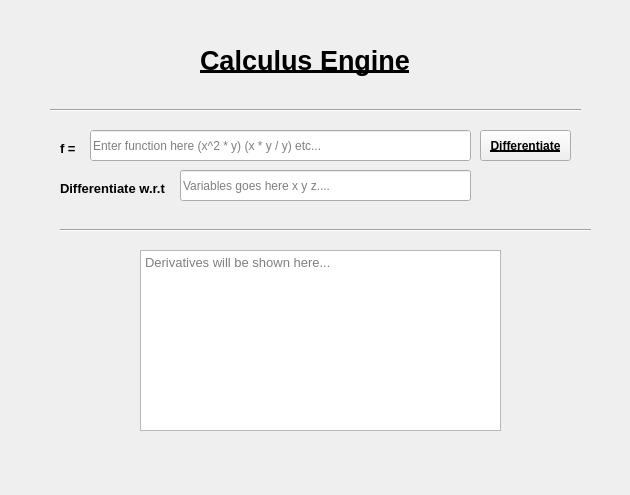
Above: mainwindow.ui from owaisahmadshah/calculus-engine before the change. Below: the same form after it.
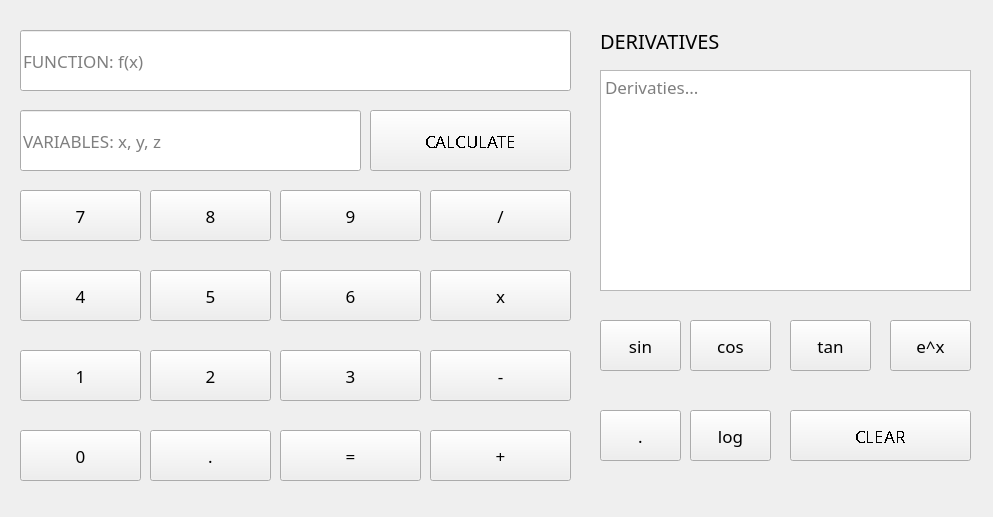
That is the form after the change.

```diff
--- a/mainwindow.ui
+++ b/mainwindow.ui
@@ -6,132 +6,111 @@
    <rect>
     <x>0</x>
     <y>0</y>
-    <width>630</width>
-    <height>495</height>
+    <width>993</width>
+    <height>517</height>
    </rect>
   </property>
+  <property name="font">
+   <font>
+    <family>Berlin Sans FB</family>
+    <pointsize>13</pointsize>
+   </font>
+  </property>
   <property name="windowTitle">
    <string>MainWindow</string>
   </property>
   <property name="autoFillBackground">
-   <bool>true</bool>
+   <bool>false</bool>
+  </property>
+  <property name="styleSheet">
+   <string notr="true"/>
   </property>
   <widget class="QWidget" name="centralwidget">
-   <widget class="QLabel" name="labelInput">
-    <property name="geometry">
-     <rect>
-      <x>60</x>
-      <y>140</y>
-      <width>21</width>
-      <height>16</height>
-     </rect>
-    </property>
-    <property name="font">
-     <font>
-      <pointsize>10</pointsize>
-      <bold>true</bold>
-     </font>
-    </property>
-    <property name="text">
-     <string>f =</string>
-    </property>
-   </widget>
    <widget class="QLineEdit" name="txtInputFunction">
     <property name="geometry">
      <rect>
-      <x>90</x>
-      <y>130</y>
-      <width>381</width>
-      <height>31</height>
+      <x>20</x>
+      <y>30</y>
+      <width>551</width>
+      <height>61</height>
      </rect>
     </property>
+    <property name="font">
+     <font>
+      <family>Berlin Sans FB</family>
+      <pointsize>13</pointsize>
+      <underline>false</underline>
+     </font>
+    </property>
     <property name="autoFillBackground">
-     <bool>true</bool>
+     <bool>false</bool>
     </property>
     <property name="placeholderText">
-     <string>Enter function here (x^2 * y) (x * y / y) etc...</string>
+     <string>FUNCTION: f(x)</string>
     </property>
    </widget>
    <widget class="QPushButton" name="btnCalculate">
     <property name="geometry">
      <rect>
-      <x>480</x>
-      <y>130</y>
-      <width>91</width>
-      <height>31</height>
+      <x>370</x>
+      <y>110</y>
+      <width>201</width>
+      <height>61</height>
      </rect>
     </property>
     <property name="font">
      <font>
-      <bold>true</bold>
-      <underline>true</underline>
+      <family>Berlin Sans FB</family>
+      <pointsize>13</pointsize>
+      <underline>false</underline>
+      <stylestrategy>NoAntialias</stylestrategy>
+      <kerning>true</kerning>
+      <hintingpreference>PreferDefaultHinting</hintingpreference>
+      <fontweight>DemiBold</fontweight>
      </font>
     </property>
     <property name="autoFillBackground">
      <bool>false</bool>
     </property>
     <property name="text">
-     <string>Differentiate</string>
-    </property>
-   </widget>
-   <widget class="Line" name="line">
-    <property name="geometry">
-     <rect>
-      <x>60</x>
-      <y>220</y>
-      <width>531</width>
-      <height>21</height>
-     </rect>
-    </property>
-    <property name="orientation">
-     <enum>Qt::Orientation::Horizontal</enum>
-    </property>
-   </widget>
-   <widget class="QLabel" name="labelInput_2">
-    <property name="geometry">
-     <rect>
-      <x>60</x>
-      <y>180</y>
-      <width>111</width>
-      <height>16</height>
-     </rect>
-    </property>
-    <property name="font">
-     <font>
-      <pointsize>10</pointsize>
-      <bold>true</bold>
-     </font>
-    </property>
-    <property name="text">
-     <string>Differentiate w.r.t</string>
+     <string>CALCULATE</string>
     </property>
    </widget>
    <widget class="QLineEdit" name="txtInputVariables">
     <property name="geometry">
      <rect>
-      <x>180</x>
-      <y>170</y>
-      <width>291</width>
-      <height>31</height>
+      <x>20</x>
+      <y>110</y>
+      <width>341</width>
+      <height>61</height>
      </rect>
     </property>
+    <property name="font">
+     <font>
+      <family>Berlin Sans FB</family>
+      <pointsize>13</pointsize>
+      <bold>false</bold>
+     </font>
+    </property>
     <property name="placeholderText">
-     <string>Variables goes here x y z....</string>
+     <string>VARIABLES: x, y, z</string>
     </property>
    </widget>
    <widget class="QPlainTextEdit" name="txtOutput">
     <property name="geometry">
      <rect>
-      <x>140</x>
-      <y>250</y>
-      <width>361</width>
-      <height>181</height>
+      <x>600</x>
+      <y>70</y>
+      <width>371</width>
+      <height>221</height>
      </rect>
     </property>
     <property name="font">
      <font>
-      <pointsize>10</pointsize>
-      <fontweight>DemiBold</fontweight>
+      <family>Berlin Sans FB</family>
+      <pointsize>13</pointsize>
+      <bold>false</bold>
+      <kerning>true</kerning>
      </font>
     </property>
     <property name="autoFillBackground">
@@ -144,41 +123,652 @@
      <bool>false</bool>
     </property>
     <property name="placeholderText">
-     <string>Derivatives will be shown here...</string>
+     <string>Derivaties...</string>
     </property>
    </widget>
-   <widget class="Line" name="line_2">
+   <widget class="QLabel" name="label">
     <property name="geometry">
      <rect>
-      <x>50</x>
-      <y>100</y>
-      <width>531</width>
-      <height>21</height>
-     </rect>
-    </property>
-    <property name="orientation">
-     <enum>Qt::Orientation::Horizontal</enum>
-    </property>
-   </widget>
-   <widget class="QLabel" name="labelInput_3">
-    <property name="geometry">
-     <rect>
-      <x>200</x>
-      <y>40</y>
-      <width>221</width>
+      <x>600</x>
+      <y>20</y>
+      <width>181</width>
       <height>41</height>
      </rect>
     </property>
     <property name="font">
      <font>
-      <pointsize>20</pointsize>
-      <bold>true</bold>
-      <underline>true</underline>
+      <family>Poppins</family>
+      <pointsize>15</pointsize>
+      <italic>false</italic>
       <strikeout>false</strikeout>
+      <stylestrategy>PreferDefault</stylestrategy>
+      <hintingpreference>PreferDefaultHinting</hintingpreference>
+      <fontweight>ExtraBold</fontweight>
      </font>
     </property>
     <property name="text">
-     <string>Calculus Engine</string>
+     <string>DERIVATIVES</string>
+    </property>
+   </widget>
+   <widget class="QPushButton" name="num7">
+    <property name="geometry">
+     <rect>
+      <x>20</x>
+      <y>190</y>
+      <width>121</width>
+      <height>51</height>
+     </rect>
+    </property>
+    <property name="font">
+     <font>
+      <family>Berlin Sans FB</family>
+      <pointsize>13</pointsize>
+      <underline>false</underline>
+      <stylestrategy>PreferDefault</stylestrategy>
+      <kerning>true</kerning>
+      <hintingpreference>PreferDefaultHinting</hintingpreference>
+      <fontweight>DemiBold</fontweight>
+     </font>
+    </property>
+    <property name="autoFillBackground">
+     <bool>false</bool>
+    </property>
+    <property name="text">
+     <string>7</string>
+    </property>
+   </widget>
+   <widget class="QPushButton" name="num8">
+    <property name="geometry">
+     <rect>
+      <x>150</x>
+      <y>190</y>
+      <width>121</width>
+      <height>51</height>
+     </rect>
+    </property>
+    <property name="font">
+     <font>
+      <family>Berlin Sans FB</family>
+      <pointsize>13</pointsize>
+      <underline>false</underline>
+      <stylestrategy>PreferDefault</stylestrategy>
+      <kerning>true</kerning>
+      <hintingpreference>PreferDefaultHinting</hintingpreference>
+      <fontweight>DemiBold</fontweight>
+     </font>
+    </property>
+    <property name="autoFillBackground">
+     <bool>false</bool>
+    </property>
+    <property name="text">
+     <string>8</string>
+    </property>
+   </widget>
+   <widget class="QPushButton" name="num9">
+    <property name="geometry">
+     <rect>
+      <x>280</x>
+      <y>190</y>
+      <width>141</width>
+      <height>51</height>
+     </rect>
+    </property>
+    <property name="font">
+     <font>
+      <family>Berlin Sans FB</family>
+      <pointsize>13</pointsize>
+      <underline>false</underline>
+      <stylestrategy>PreferDefault</stylestrategy>
+      <kerning>true</kerning>
+      <hintingpreference>PreferDefaultHinting</hintingpreference>
+      <fontweight>DemiBold</fontweight>
+     </font>
+    </property>
+    <property name="autoFillBackground">
+     <bool>false</bool>
+    </property>
+    <property name="text">
+     <string>9</string>
+    </property>
+   </widget>
+   <widget class="QPushButton" name="opDivide">
+    <property name="geometry">
+     <rect>
+      <x>430</x>
+      <y>190</y>
+      <width>141</width>
+      <height>51</height>
+     </rect>
+    </property>
+    <property name="font">
+     <font>
+      <family>Berlin Sans FB</family>
+      <pointsize>13</pointsize>
+      <underline>false</underline>
+      <stylestrategy>PreferDefault</stylestrategy>
+      <kerning>true</kerning>
+      <hintingpreference>PreferDefaultHinting</hintingpreference>
+      <fontweight>DemiBold</fontweight>
+     </font>
+    </property>
+    <property name="autoFillBackground">
+     <bool>false</bool>
+    </property>
+    <property name="text">
+     <string>/</string>
+    </property>
+   </widget>
+   <widget class="QPushButton" name="num5">
+    <property name="geometry">
+     <rect>
+      <x>150</x>
+      <y>270</y>
+      <width>121</width>
+      <height>51</height>
+     </rect>
+    </property>
+    <property name="font">
+     <font>
+      <family>Berlin Sans FB</family>
+      <pointsize>13</pointsize>
+      <underline>false</underline>
+      <stylestrategy>PreferDefault</stylestrategy>
+      <kerning>true</kerning>
+      <hintingpreference>PreferDefaultHinting</hintingpreference>
+      <fontweight>DemiBold</fontweight>
+     </font>
+    </property>
+    <property name="autoFillBackground">
+     <bool>false</bool>
+    </property>
+    <property name="text">
+     <string>5</string>
+    </property>
+   </widget>
+   <widget class="QPushButton" name="opMultiply">
+    <property name="geometry">
+     <rect>
+      <x>430</x>
+      <y>270</y>
+      <width>141</width>
+      <height>51</height>
+     </rect>
+    </property>
+    <property name="font">
+     <font>
+      <family>Berlin Sans FB</family>
+      <pointsize>13</pointsize>
+      <underline>false</underline>
+      <stylestrategy>PreferDefault</stylestrategy>
+      <kerning>true</kerning>
+      <hintingpreference>PreferDefaultHinting</hintingpreference>
+      <fontweight>DemiBold</fontweight>
+     </font>
+    </property>
+    <property name="autoFillBackground">
+     <bool>false</bool>
+    </property>
+    <property name="text">
+     <string>x</string>
+    </property>
+   </widget>
+   <widget class="QPushButton" name="num6">
+    <property name="geometry">
+     <rect>
+      <x>280</x>
+      <y>270</y>
+      <width>141</width>
+      <height>51</height>
+     </rect>
+    </property>
+    <property name="font">
+     <font>
+      <family>Berlin Sans FB</family>
+      <pointsize>13</pointsize>
+      <underline>false</underline>
+      <stylestrategy>PreferDefault</stylestrategy>
+      <kerning>true</kerning>
+      <hintingpreference>PreferDefaultHinting</hintingpreference>
+      <fontweight>DemiBold</fontweight>
+     </font>
+    </property>
+    <property name="autoFillBackground">
+     <bool>false</bool>
+    </property>
+    <property name="text">
+     <string>6</string>
+    </property>
+   </widget>
+   <widget class="QPushButton" name="num4">
+    <property name="geometry">
+     <rect>
+      <x>20</x>
+      <y>270</y>
+      <width>121</width>
+      <height>51</height>
+     </rect>
+    </property>
+    <property name="font">
+     <font>
+      <family>Berlin Sans FB</family>
+      <pointsize>13</pointsize>
+      <underline>false</underline>
+      <stylestrategy>PreferDefault</stylestrategy>
+      <kerning>true</kerning>
+      <hintingpreference>PreferDefaultHinting</hintingpreference>
+      <fontweight>DemiBold</fontweight>
+     </font>
+    </property>
+    <property name="autoFillBackground">
+     <bool>false</bool>
+    </property>
+    <property name="text">
+     <string>4</string>
+    </property>
+   </widget>
+   <widget class="QPushButton" name="num2">
+    <property name="geometry">
+     <rect>
+      <x>150</x>
+      <y>350</y>
+      <width>121</width>
+      <height>51</height>
+     </rect>
+    </property>
+    <property name="font">
+     <font>
+      <family>Berlin Sans FB</family>
+      <pointsize>13</pointsize>
+      <underline>false</underline>
+      <stylestrategy>PreferDefault</stylestrategy>
+      <kerning>true</kerning>
+      <hintingpreference>PreferDefaultHinting</hintingpreference>
+      <fontweight>DemiBold</fontweight>
+     </font>
+    </property>
+    <property name="autoFillBackground">
+     <bool>false</bool>
+    </property>
+    <property name="text">
+     <string>2</string>
+    </property>
+   </widget>
+   <widget class="QPushButton" name="opMinus">
+    <property name="geometry">
+     <rect>
+      <x>430</x>
+      <y>350</y>
+      <width>141</width>
+      <height>51</height>
+     </rect>
+    </property>
+    <property name="font">
+     <font>
+      <family>Berlin Sans FB</family>
+      <pointsize>13</pointsize>
+      <underline>false</underline>
+      <stylestrategy>PreferDefault</stylestrategy>
+      <kerning>true</kerning>
+      <hintingpreference>PreferDefaultHinting</hintingpreference>
+      <fontweight>DemiBold</fontweight>
+     </font>
+    </property>
+    <property name="autoFillBackground">
+     <bool>false</bool>
+    </property>
+    <property name="text">
+     <string>-</string>
+    </property>
+   </widget>
+   <widget class="QPushButton" name="num3">
+    <property name="geometry">
+     <rect>
+      <x>280</x>
+      <y>350</y>
+      <width>141</width>
+      <height>51</height>
+     </rect>
+    </property>
+    <property name="font">
+     <font>
+      <family>Berlin Sans FB</family>
+      <pointsize>13</pointsize>
+      <underline>false</underline>
+      <stylestrategy>PreferDefault</stylestrategy>
+      <kerning>true</kerning>
+      <hintingpreference>PreferDefaultHinting</hintingpreference>
+      <fontweight>DemiBold</fontweight>
+     </font>
+    </property>
+    <property name="autoFillBackground">
+     <bool>false</bool>
+    </property>
+    <property name="text">
+     <string>3</string>
+    </property>
+   </widget>
+   <widget class="QPushButton" name="num1">
+    <property name="geometry">
+     <rect>
+      <x>20</x>
+      <y>350</y>
+      <width>121</width>
+      <height>51</height>
+     </rect>
+    </property>
+    <property name="font">
+     <font>
+      <family>Berlin Sans FB</family>
+      <pointsize>13</pointsize>
+      <underline>false</underline>
+      <stylestrategy>PreferDefault</stylestrategy>
+      <kerning>true</kerning>
+      <hintingpreference>PreferDefaultHinting</hintingpreference>
+      <fontweight>DemiBold</fontweight>
+     </font>
+    </property>
+    <property name="autoFillBackground">
+     <bool>false</bool>
+    </property>
+    <property name="text">
+     <string>1</string>
+    </property>
+   </widget>
+   <widget class="QPushButton" name="opDot_2">
+    <property name="geometry">
+     <rect>
+      <x>150</x>
+      <y>430</y>
+      <width>121</width>
+      <height>51</height>
+     </rect>
+    </property>
+    <property name="font">
+     <font>
+      <family>Berlin Sans FB</family>
+      <pointsize>13</pointsize>
+      <underline>false</underline>
+      <stylestrategy>PreferDefault</stylestrategy>
+      <kerning>true</kerning>
+      <hintingpreference>PreferDefaultHinting</hintingpreference>
+      <fontweight>DemiBold</fontweight>
+     </font>
+    </property>
+    <property name="autoFillBackground">
+     <bool>false</bool>
+    </property>
+    <property name="text">
+     <string>.</string>
+    </property>
+   </widget>
+   <widget class="QPushButton" name="opPlus">
+    <property name="geometry">
+     <rect>
+      <x>430</x>
+      <y>430</y>
+      <width>141</width>
+      <height>51</height>
+     </rect>
+    </property>
+    <property name="font">
+     <font>
+      <family>Berlin Sans FB</family>
+      <pointsize>13</pointsize>
+      <underline>false</underline>
+      <stylestrategy>PreferDefault</stylestrategy>
+      <kerning>true</kerning>
+      <hintingpreference>PreferDefaultHinting</hintingpreference>
+      <fontweight>DemiBold</fontweight>
+     </font>
+    </property>
+    <property name="autoFillBackground">
+     <bool>false</bool>
+    </property>
+    <property name="text">
+     <string>+</string>
+    </property>
+   </widget>
+   <widget class="QPushButton" name="opEquals">
+    <property name="geometry">
+     <rect>
+      <x>280</x>
+      <y>430</y>
+      <width>141</width>
+      <height>51</height>
+     </rect>
+    </property>
+    <property name="font">
+     <font>
+      <family>Berlin Sans FB</family>
+      <pointsize>13</pointsize>
+      <underline>false</underline>
+      <stylestrategy>PreferDefault</stylestrategy>
+      <kerning>true</kerning>
+      <hintingpreference>PreferDefaultHinting</hintingpreference>
+      <fontweight>DemiBold</fontweight>
+     </font>
+    </property>
+    <property name="autoFillBackground">
+     <bool>false</bool>
+    </property>
+    <property name="text">
+     <string>=</string>
+    </property>
+   </widget>
+   <widget class="QPushButton" name="num0">
+    <property name="geometry">
+     <rect>
+      <x>20</x>
+      <y>430</y>
+      <width>121</width>
+      <height>51</height>
+     </rect>
+    </property>
+    <property name="font">
+     <font>
+      <family>Berlin Sans FB</family>
+      <pointsize>13</pointsize>
+      <underline>false</underline>
+      <stylestrategy>PreferDefault</stylestrategy>
+      <kerning>true</kerning>
+      <hintingpreference>PreferDefaultHinting</hintingpreference>
+      <fontweight>DemiBold</fontweight>
+     </font>
+    </property>
+    <property name="autoFillBackground">
+     <bool>false</bool>
+    </property>
+    <property name="text">
+     <string>0</string>
+    </property>
+   </widget>
+   <widget class="QPushButton" name="funcSin">
+    <property name="geometry">
+     <rect>
+      <x>600</x>
+      <y>320</y>
+      <width>81</width>
+      <height>51</height>
+     </rect>
+    </property>
+    <property name="font">
+     <font>
+      <family>Berlin Sans FB</family>
+      <pointsize>13</pointsize>
+      <underline>false</underline>
+      <stylestrategy>PreferDefault</stylestrategy>
+      <kerning>true</kerning>
+      <hintingpreference>PreferDefaultHinting</hintingpreference>
+      <fontweight>DemiBold</fontweight>
+     </font>
+    </property>
+    <property name="autoFillBackground">
+     <bool>false</bool>
+    </property>
+    <property name="text">
+     <string>sin</string>
+    </property>
+   </widget>
+   <widget class="QPushButton" name="funcCos">
+    <property name="geometry">
+     <rect>
+      <x>690</x>
+      <y>320</y>
+      <width>81</width>
+      <height>51</height>
+     </rect>
+    </property>
+    <property name="font">
+     <font>
+      <family>Berlin Sans FB</family>
+      <pointsize>13</pointsize>
+      <underline>false</underline>
+      <stylestrategy>PreferDefault</stylestrategy>
+      <kerning>true</kerning>
+      <hintingpreference>PreferDefaultHinting</hintingpreference>
+      <fontweight>DemiBold</fontweight>
+     </font>
+    </property>
+    <property name="autoFillBackground">
+     <bool>false</bool>
+    </property>
+    <property name="text">
+     <string>cos</string>
+    </property>
+   </widget>
+   <widget class="QPushButton" name="funcTan">
+    <property name="geometry">
+     <rect>
+      <x>790</x>
+      <y>320</y>
+      <width>81</width>
+      <height>51</height>
+     </rect>
+    </property>
+    <property name="font">
+     <font>
+      <family>Berlin Sans FB</family>
+      <pointsize>13</pointsize>
+      <underline>false</underline>
+      <stylestrategy>PreferDefault</stylestrategy>
+      <kerning>true</kerning>
+      <hintingpreference>PreferDefaultHinting</hintingpreference>
+      <fontweight>DemiBold</fontweight>
+     </font>
+    </property>
+    <property name="autoFillBackground">
+     <bool>false</bool>
+    </property>
+    <property name="text">
+     <string>tan</string>
+    </property>
+   </widget>
+   <widget class="QPushButton" name="funcExp">
+    <property name="geometry">
+     <rect>
+      <x>890</x>
+      <y>320</y>
+      <width>81</width>
+      <height>51</height>
+     </rect>
+    </property>
+    <property name="font">
+     <font>
+      <family>Berlin Sans FB</family>
+      <pointsize>13</pointsize>
+      <underline>false</underline>
+      <stylestrategy>PreferDefault</stylestrategy>
+      <kerning>true</kerning>
+      <hintingpreference>PreferDefaultHinting</hintingpreference>
+      <fontweight>DemiBold</fontweight>
+     </font>
+    </property>
+    <property name="autoFillBackground">
+     <bool>false</bool>
+    </property>
+    <property name="text">
+     <string>e^x</string>
+    </property>
+   </widget>
+   <widget class="QPushButton" name="opDot">
+    <property name="geometry">
+     <rect>
+      <x>600</x>
+      <y>410</y>
+      <width>81</width>
+      <height>51</height>
+     </rect>
+    </property>
+    <property name="font">
+     <font>
+      <family>Berlin Sans FB</family>
+      <pointsize>13</pointsize>
+      <underline>false</underline>
+      <stylestrategy>PreferDefault</stylestrategy>
+      <kerning>true</kerning>
+      <hintingpreference>PreferDefaultHinting</hintingpreference>
+      <fontweight>DemiBold</fontweight>
+     </font>
+    </property>
+    <property name="autoFillBackground">
+     <bool>false</bool>
+    </property>
+    <property name="text">
+     <string>.</string>
+    </property>
+   </widget>
+   <widget class="QPushButton" name="funcLog">
+    <property name="geometry">
+     <rect>
+      <x>690</x>
+      <y>410</y>
+      <width>81</width>
+      <height>51</height>
+     </rect>
+    </property>
+    <property name="font">
+     <font>
+      <family>Berlin Sans FB</family>
+      <pointsize>13</pointsize>
+      <underline>false</underline>
+      <stylestrategy>PreferDefault</stylestrategy>
+      <kerning>true</kerning>
+      <hintingpreference>PreferDefaultHinting</hintingpreference>
+      <fontweight>DemiBold</fontweight>
+     </font>
+    </property>
+    <property name="autoFillBackground">
+     <bool>false</bool>
+    </property>
+    <property name="text">
+     <string>log</string>
+    </property>
+   </widget>
+   <widget class="QPushButton" name="clearBtn">
+    <property name="geometry">
+     <rect>
+      <x>790</x>
+      <y>410</y>
+      <width>181</width>
+      <height>51</height>
+     </rect>
+    </property>
+    <property name="font">
+     <font>
+      <family>Berlin Sans FB</family>
+      <pointsize>13</pointsize>
+      <underline>false</underline>
+      <stylestrategy>NoAntialias</stylestrategy>
+      <kerning>true</kerning>
+      <hintingpreference>PreferDefaultHinting</hintingpreference>
+      <fontweight>DemiBold</fontweight>
+     </font>
+    </property>
+    <property name="autoFillBackground">
+     <bool>false</bool>
+    </property>
+    <property name="text">
+     <string>CLEAR</string>
     </property>
    </widget>
   </widget>
```
Left out of the diff: 2 changed lines with no effect on the pictures.
